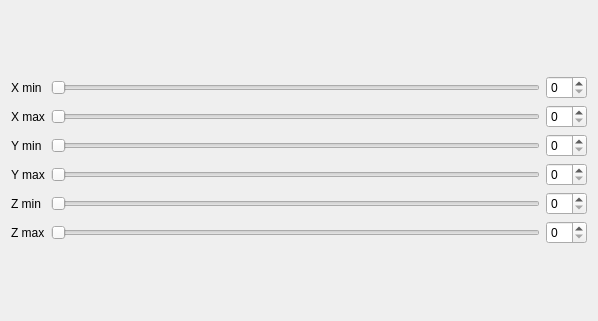
Old version of the form vv/qt_ui/vvToolCropImage.ui in the repository open-vv/vv.
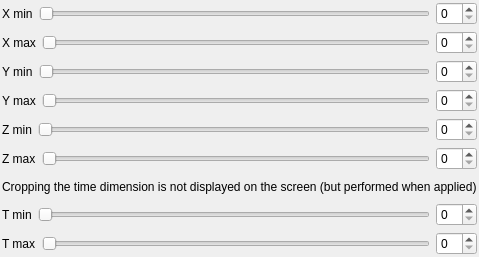
New version of the form.

Commit message: add slider for temporal dim (not used)

What changed in the file:
```diff
--- a/vv/qt_ui/vvToolCropImage.ui
+++ b/vv/qt_ui/vvToolCropImage.ui
@@ -6,120 +6,192 @@
    <rect>
     <x>0</x>
     <y>0</y>
-    <width>598</width>
-    <height>321</height>
+    <width>426</width>
+    <height>257</height>
    </rect>
   </property>
   <property name="windowTitle">
    <string>Form</string>
   </property>
-  <layout class="QVBoxLayout" name="verticalLayout_2">
+  <layout class="QVBoxLayout" name="verticalLayout">
+   <property name="margin">
+    <number>2</number>
+   </property>
    <item>
-    <layout class="QGridLayout" name="gridLayout">
-     <item row="0" column="0">
+    <layout class="QHBoxLayout" name="horizontalLayout_6">
+     <item>
       <widget class="QLabel" name="label">
        <property name="text">
         <string>X min</string>
        </property>
       </widget>
      </item>
-     <item row="0" column="1">
+     <item>
       <widget class="QSlider" name="xminSlider">
        <property name="orientation">
         <enum>Qt::Horizontal</enum>
        </property>
       </widget>
      </item>
-     <item row="0" column="2">
+     <item>
       <widget class="QSpinBox" name="spin_xmin"/>
      </item>
-     <item row="1" column="0">
+    </layout>
+   </item>
+   <item>
+    <layout class="QHBoxLayout" name="horizontalLayout_5">
+     <item>
       <widget class="QLabel" name="label_2">
        <property name="text">
         <string>X max</string>
        </property>
       </widget>
      </item>
-     <item row="1" column="1">
+     <item>
       <widget class="QSlider" name="xmaxSlider">
        <property name="orientation">
         <enum>Qt::Horizontal</enum>
        </property>
       </widget>
      </item>
-     <item row="1" column="2">
+     <item>
       <widget class="QSpinBox" name="spin_xmax"/>
      </item>
-     <item row="2" column="0">
+    </layout>
+   </item>
+   <item>
+    <layout class="QHBoxLayout" name="horizontalLayout_3">
+     <item>
       <widget class="QLabel" name="label_3">
        <property name="text">
         <string>Y min</string>
        </property>
       </widget>
      </item>
-     <item row="2" column="1">
+     <item>
       <widget class="QSlider" name="yminSlider">
        <property name="orientation">
         <enum>Qt::Horizontal</enum>
        </property>
       </widget>
      </item>
-     <item row="2" column="2">
+     <item>
       <widget class="QSpinBox" name="spin_ymin"/>
      </item>
-     <item row="3" column="0">
+    </layout>
+   </item>
+   <item>
+    <layout class="QHBoxLayout" name="horizontalLayout_4">
+     <item>
       <widget class="QLabel" name="label_4">
        <property name="text">
         <string>Y max</string>
        </property>
       </widget>
      </item>
-     <item row="3" column="1">
+     <item>
       <widget class="QSlider" name="ymaxSlider">
        <property name="orientation">
         <enum>Qt::Horizontal</enum>
        </property>
       </widget>
      </item>
-     <item row="3" column="2">
+     <item>
       <widget class="QSpinBox" name="spin_ymax"/>
      </item>
-     <item row="4" column="0">
+    </layout>
+   </item>
+   <item>
+    <layout class="QHBoxLayout" name="horizontalLayout_7">
+     <item>
       <widget class="QLabel" name="mZLabel1">
        <property name="text">
         <string>Z min</string>
        </property>
       </widget>
      </item>
-     <item row="4" column="1">
+     <item>
       <widget class="QSlider" name="zminSlider">
        <property name="orientation">
         <enum>Qt::Horizontal</enum>
        </property>
       </widget>
      </item>
-     <item row="4" column="2">
+     <item>
       <widget class="QSpinBox" name="spin_zmin"/>
      </item>
-     <item row="5" column="0">
+    </layout>
+   </item>
+   <item>
+    <layout class="QHBoxLayout" name="horizontalLayout_8">
+     <item>
       <widget class="QLabel" name="mZLabel2">
        <property name="text">
         <string>Z max</string>
        </property>
       </widget>
      </item>
-     <item row="5" column="1">
+     <item>
       <widget class="QSlider" name="zmaxSlider">
        <property name="orientation">
         <enum>Qt::Horizontal</enum>
        </property>
       </widget>
      </item>
-     <item row="5" column="2">
+     <item>
       <widget class="QSpinBox" name="spin_zmax"/>
      </item>
     </layout>
    </item>
+   <item>
+    <widget class="QLabel" name="mLabelTimeCropping">
+     <property name="text">
+      <string>Cropping the time dimension is not displayed on the screen (but performed when applied)</string>
+     </property>
+    </widget>
+   </item>
+   <item>
+    <layout class="QHBoxLayout" name="horizontalLayout">
+     <item>
+      <widget class="QLabel" name="mTLabel1">
+       <property name="text">
+        <string>T min</string>
+       </property>
+      </widget>
+     </item>
+     <item>
+      <widget class="QSlider" name="tminSlider">
+       <property name="orientation">
+        <enum>Qt::Horizontal</enum>
+       </property>
+      </widget>
+     </item>
+     <item>
+      <widget class="QSpinBox" name="spin_tmin"/>
+     </item>
+    </layout>
+   </item>
+   <item>
+    <layout class="QHBoxLayout" name="horizontalLayout_2">
+     <item>
+      <widget class="QLabel" name="mTLabel2">
+       <property name="text">
+        <string>T max</string>
+       </property>
+      </widget>
+     </item>
+     <item>
+      <widget class="QSlider" name="tmaxSlider">
+       <property name="orientation">
+        <enum>Qt::Horizontal</enum>
+       </property>
+      </widget>
+     </item>
+     <item>
+      <widget class="QSpinBox" name="spin_tmax"/>
+     </item>
+    </layout>
+   </item>
   </layout>
  </widget>
  <resources/>
```
Left out of the diff: 124 changed lines with no effect on the pictures.
